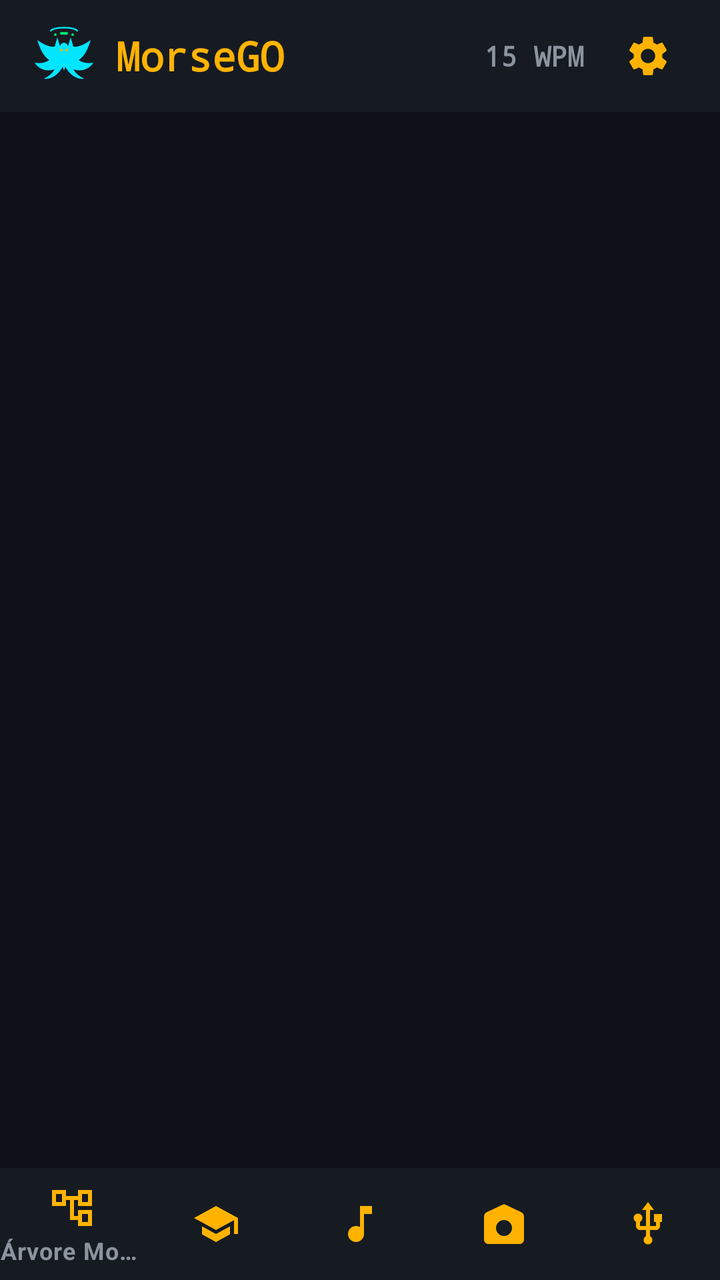
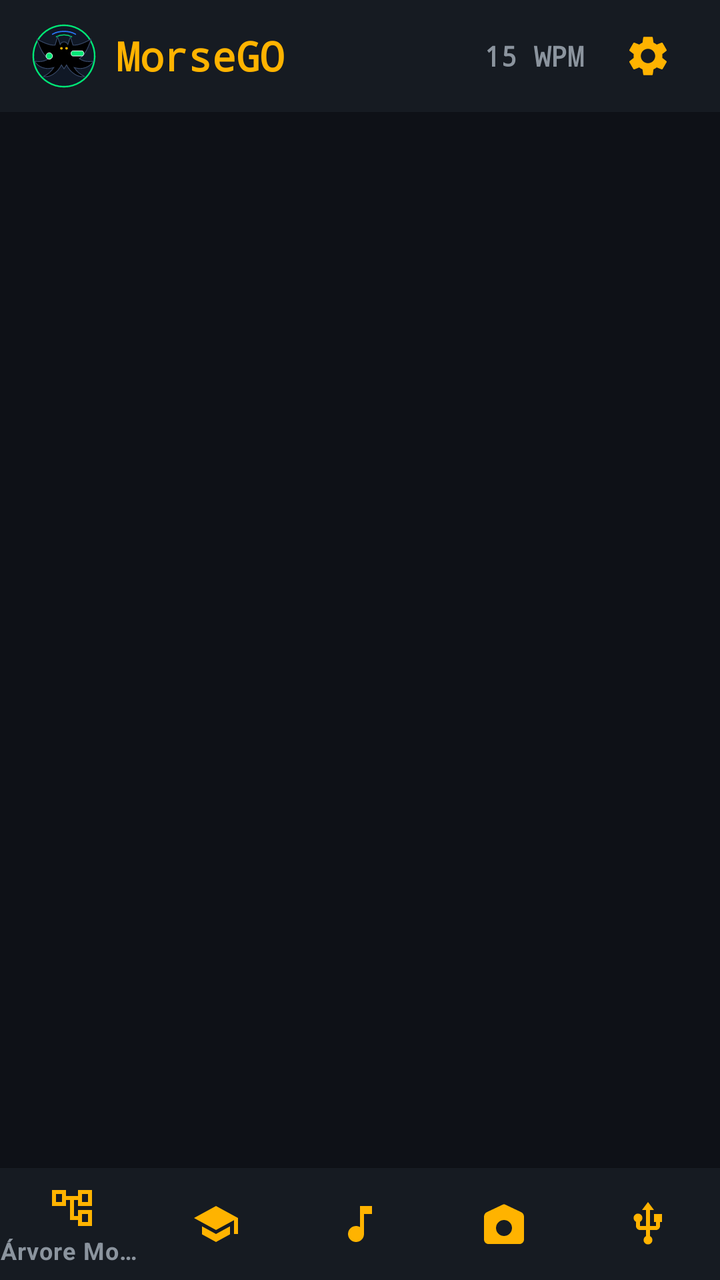

Two renders of the same Android screen: before a commit and after it. Below are the layout's source before the change and the commit's diff.
<!-- AndroidManifest.xml: activity theme Theme.MorseGO -->
<!-- res/layout/activity_main.xml -->
<?xml version="1.0" encoding="utf-8"?>
<androidx.constraintlayout.widget.ConstraintLayout xmlns:android="http://schemas.android.com/apk/res/android"
    xmlns:app="http://schemas.android.com/apk/res-auto"
    android:layout_width="match_parent"
    android:layout_height="match_parent"
    android:background="@color/radio_dark">

    
    <LinearLayout
        android:id="@+id/topBar"
        android:layout_width="match_parent"
        android:layout_height="56dp"
        android:background="@color/radio_surface"
        android:gravity="center_vertical"
        android:orientation="horizontal"
        android:paddingStart="16dp"
        android:paddingEnd="16dp"
        app:layout_constraintTop_toTopOf="parent">

        <ImageView
            android:id="@+id/ivAppLogo"
            android:layout_width="32dp"
            android:layout_height="32dp"
            android:layout_marginEnd="10dp"
            android:contentDescription="@string/app_name"
            android:src="@drawable/ic_morcego_logo" />

        <TextView
            android:id="@+id/tvAppTitle"
            android:layout_width="0dp"
            android:layout_height="wrap_content"
            android:layout_weight="1"
            android:fontFamily="monospace"
            android:text="@string/app_name"
            android:textColor="@color/morse_amber"
            android:textSize="20sp"
            android:textStyle="bold" />

        <TextView
            android:id="@+id/tvTopWpm"
            android:layout_width="wrap_content"
            android:layout_height="wrap_content"
            android:layout_marginEnd="12dp"
            android:fontFamily="monospace"
            android:text="15 WPM"
            android:textColor="@color/text_secondary"
            android:textSize="14sp"
            android:textStyle="bold" />

        <ImageButton
            android:id="@+id/btnSettings"
            android:layout_width="40dp"
            android:layout_height="40dp"
            android:background="?attr/selectableItemBackgroundBorderless"
            android:contentDescription="Definições"
            android:src="@drawable/ic_settings" />
    </LinearLayout>

    
    <FrameLayout
        android:id="@+id/fragment_container"
        android:layout_width="match_parent"
        android:layout_height="0dp"
        app:layout_constraintBottom_toTopOf="@id/bottom_navigation"
        app:layout_constraintTop_toBottomOf="@id/topBar" />

    
    <com.google.android.material.bottomnavigation.BottomNavigationView
        android:id="@+id/bottom_navigation"
        android:layout_width="match_parent"
        android:layout_height="wrap_content"
        android:background="@color/radio_surface"
        app:itemIconTint="@color/morse_amber"
        app:itemTextColor="@color/text_secondary"
        app:layout_constraintBottom_toBottomOf="parent"
        app:menu="@menu/bottom_nav_menu" />

</androidx.constraintlayout.widget.ConstraintLayout>
<!-- resources referenced by this layout -->
<resources>
  <color name="morse_amber">#FFB300</color>
  <color name="radio_dark">#0E1117</color>
  <color name="radio_surface">#161B22</color>
  <color name="text_secondary">#8B949E</color>
  <!-- drawable ic_morcego_logo: vector/xml drawable (drawable, 2094 chars, omitted) -->
  <!-- drawable ic_settings (drawable) -->
  <vector xmlns:android="http://schemas.android.com/apk/res/android"
      android:width="24dp"
      android:height="24dp"
      android:viewportWidth="24"
      android:viewportHeight="24">
      <path
          android:fillColor="#FFB300"
          android:pathData="M19.14,12.94c0.04,-0.3 0.06,-0.61 0.06,-0.94 0,-0.32 -0.02,-0.64 -0.07,-0.94l2.03,-1.58c0.18,-0.14 0.23,-0.41 0.12,-0.61l-1.92,-3.32c-0.12,-0.22 -0.37,-0.29 -0.59,-0.22l-2.39,0.96c-0.5,-0.38 -1.03,-0.7 -1.62,-0.94L14.4,2.81c-0.04,-0.24 -0.24,-0.41 -0.48,-0.41h-3.84c-0.24,0 -0.43,0.17 -0.47,0.41L9.25,5.35C8.66,5.59 8.12,5.92 7.63,6.29L5.24,5.33c-0.22,-0.08 -0.47,0 -0.59,0.22L2.74,8.87c-0.12,0.21 -0.08,0.47 0.12,0.61l2.03,1.58c-0.05,0.3 -0.09,0.63 -0.09,0.94s0.02,0.64 0.07,0.94l-2.03,1.58c-0.18,0.14 -0.23,0.41 -0.12,0.61l1.92,3.32c0.12,0.22 0.37,0.29 0.59,0.22l2.39,-0.96c0.5,0.38 1.03,0.7 1.62,0.94l0.36,2.54c0.05,0.24 0.24,0.41 0.48,0.41h3.84c0.24,0 0.44,-0.17 0.47,-0.41l0.36,-2.54c0.59,-0.24 1.13,-0.56 1.62,-0.94l2.39,0.96c0.22,0.08 0.47,0 0.59,-0.22l1.92,-3.32c0.12,-0.22 0.07,-0.47 -0.12,-0.61l-2.01,-1.58zM12,15.6c-1.98,0 -3.6,-1.62 -3.6,-3.6s1.62,-3.6 3.6,-3.6 3.6,1.62 3.6,3.6 -1.62,3.6 -3.6,3.6z"/>
  </vector>
  <string name="app_name">MorseGO</string>
  <style name="Theme.MorseGO" parent="Theme.MaterialComponents.DayNight.NoActionBar">
          
          <item name="colorPrimary">@color/morse_amber</item>
          <item name="colorPrimaryVariant">@color/morse_amber_dark</item>
          <item name="colorOnPrimary">@color/radio_dark</item>
  
          
          <item name="colorSecondary">@color/morse_cyan</item>
          <item name="colorSecondaryVariant">@color/morse_cyan_dark</item>
          <item name="colorOnSecondary">@color/radio_dark</item>
  
          
          <item name="android:colorBackground">@color/radio_dark</item>
          <item name="colorSurface">@color/radio_surface</item>
          <item name="colorOnSurface">@color/text_primary</item>
  
          
          <item name="android:statusBarColor">@color/radio_dark</item>
          <item name="android:navigationBarColor">@color/radio_dark</item>
          <item name="android:windowLightStatusBar">false</item>
      </style>
  <color name="morse_amber_dark">#FF8F00</color>
  <color name="morse_cyan">#00E5FF</color>
  <color name="morse_cyan_dark">#00B0FF</color>
  <color name="text_primary">#F0F6FC</color>
</resources>

<!-- the commit's change to res/layout/activity_main.xml (unified diff, before → after) -->
@@ -57,12 +57,39 @@
     </LinearLayout>
 
     
+    <LinearLayout
+        android:id="@+id/bannerSilentMode"
+        android:layout_width="match_parent"
+        android:layout_height="wrap_content"
+        android:background="#2E1B00"
+        android:gravity="center_vertical"
+        android:orientation="horizontal"
+        android:paddingStart="16dp"
+        android:paddingTop="6dp"
+        android:paddingEnd="16dp"
+        android:paddingBottom="6dp"
+        android:visibility="gone"
+        app:layout_constraintTop_toBottomOf="@id/topBar">
+
+        <TextView
+            android:id="@+id/tvSilentWarning"
+            android:layout_width="0dp"
+            android:layout_height="wrap_content"
+            android:layout_weight="1"
+            android:fontFamily="monospace"
+            android:text="@string/silent_mode_warning"
+            android:textColor="@color/morse_amber"
+            android:textSize="12sp"
+            android:textStyle="bold" />
+    </LinearLayout>
+
+    
     <FrameLayout
         android:id="@+id/fragment_container"
         android:layout_width="match_parent"
         android:layout_height="0dp"
         app:layout_constraintBottom_toTopOf="@id/bottom_navigation"
-        app:layout_constraintTop_toBottomOf="@id/topBar" />
+        app:layout_constraintTop_toBottomOf="@id/bannerSilentMode" />
 
     
     <com.google.android.material.bottomnavigation.BottomNavigationView
<!-- resource entries referenced after the edit -->
@@ -4,7 +4,7 @@
   <color name="radio_dark">#0E1117</color>
   <color name="radio_surface">#161B22</color>
   <color name="text_secondary">#8B949E</color>
-  <!-- drawable ic_morcego_logo: vector/xml drawable (drawable, 2094 chars, omitted) -->
+  <!-- drawable ic_morcego_logo: vector/xml drawable (drawable, 2514 chars, omitted) -->
   <!-- drawable ic_settings (drawable) -->
   <vector xmlns:android="http://schemas.android.com/apk/res/android"
       android:width="24dp"
@@ -16,6 +16,7 @@
           android:pathData="M19.14,12.94c0.04,-0.3 0.06,-0.61 0.06,-0.94 0,-0.32 -0.02,-0.64 -0.07,-0.94l2.03,-1.58c0.18,-0.14 0.23,-0.41 0.12,-0.61l-1.92,-3.32c-0.12,-0.22 -0.37,-0.29 -0.59,-0.22l-2.39,0.96c-0.5,-0.38 -1.03,-0.7 -1.62,-0.94L14.4,2.81c-0.04,-0.24 -0.24,-0.41 -0.48,-0.41h-3.84c-0.24,0 -0.43,0.17 -0.47,0.41L9.25,5.35C8.66,5.59 8.12,5.92 7.63,6.29L5.24,5.33c-0.22,-0.08 -0.47,0 -0.59,0.22L2.74,8.87c-0.12,0.21 -0.08,0.47 0.12,0.61l2.03,1.58c-0.05,0.3 -0.09,0.63 -0.09,0.94s0.02,0.64 0.07,0.94l-2.03,1.58c-0.18,0.14 -0.23,0.41 -0.12,0.61l1.92,3.32c0.12,0.22 0.37,0.29 0.59,0.22l2.39,-0.96c0.5,0.38 1.03,0.7 1.62,0.94l0.36,2.54c0.05,0.24 0.24,0.41 0.48,0.41h3.84c0.24,0 0.44,-0.17 0.47,-0.41l0.36,-2.54c0.59,-0.24 1.13,-0.56 1.62,-0.94l2.39,0.96c0.22,0.08 0.47,0 0.59,-0.22l1.92,-3.32c0.12,-0.22 0.07,-0.47 -0.12,-0.61l-2.01,-1.58zM12,15.6c-1.98,0 -3.6,-1.62 -3.6,-3.6s1.62,-3.6 3.6,-3.6 3.6,1.62 3.6,3.6 -1.62,3.6 -3.6,3.6z"/>
   </vector>
   <string name="app_name">MorseGO</string>
+  <string name="silent_mode_warning">🔇 Device in silent mode: Haptic vibration enabled for Morse signals.</string>
   <style name="Theme.MorseGO" parent="Theme.MaterialComponents.DayNight.NoActionBar">
           
           <item name="colorPrimary">@color/morse_amber</item>
